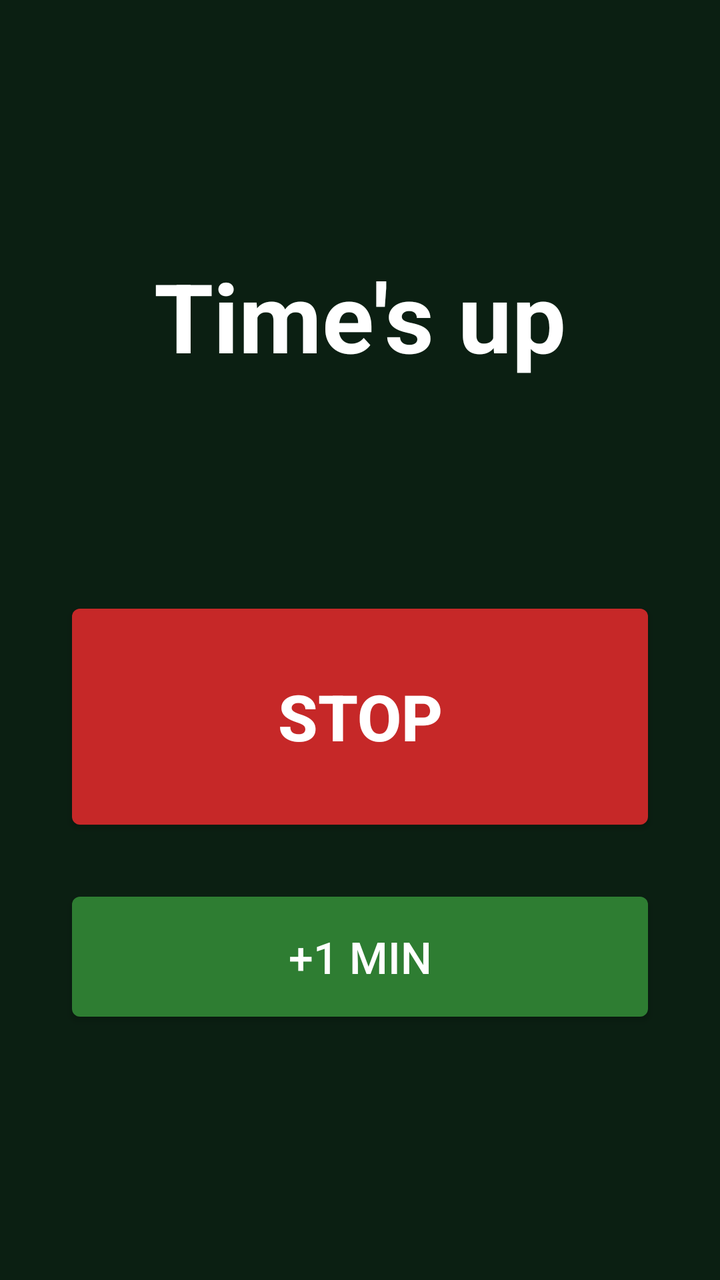
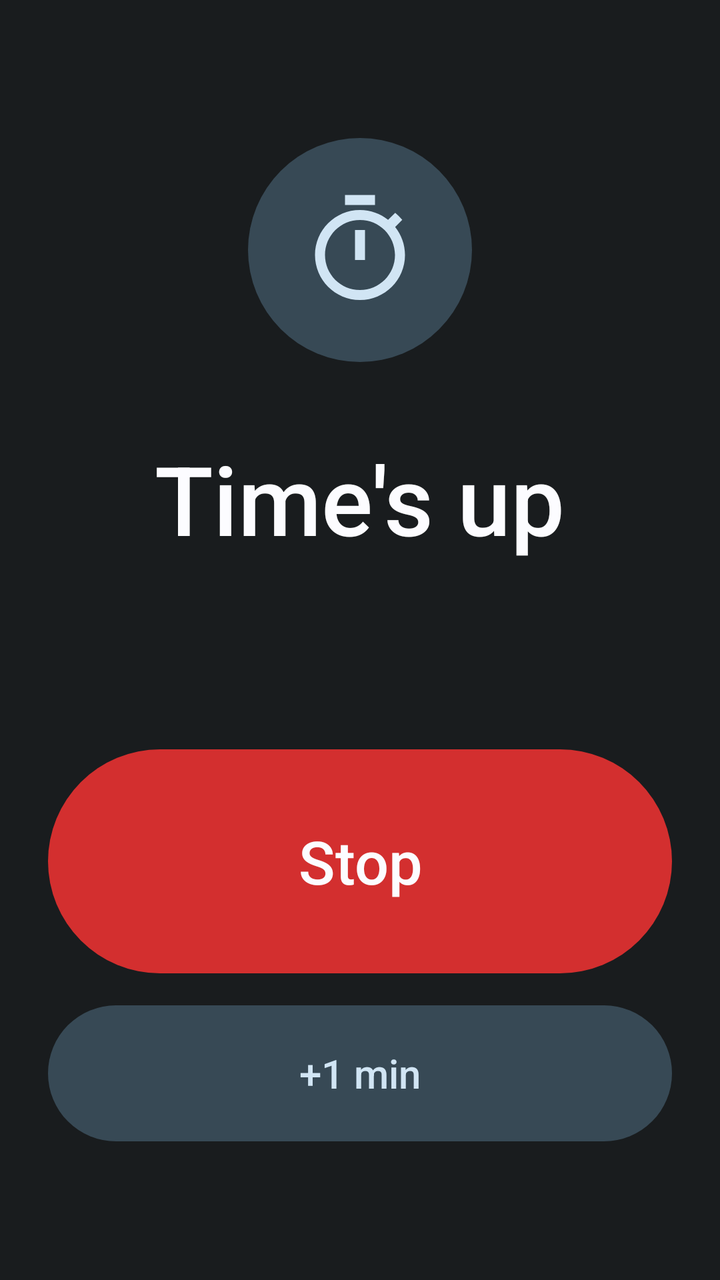

Before-and-after screenshots of an Android layout around one commit, followed by the original layout XML and the change that was made.
<!-- AndroidManifest.xml: activity theme RingTheme -->
<!-- res/layout/activity_ringing.xml -->
<?xml version="1.0" encoding="utf-8"?>
<LinearLayout xmlns:android="http://schemas.android.com/apk/res/android"
    android:layout_width="match_parent"
    android:layout_height="match_parent"
    android:gravity="center"
    android:orientation="vertical"
    android:padding="32dp">

    <TextView
        android:id="@+id/tvRingTitle"
        android:layout_width="wrap_content"
        android:layout_height="wrap_content"
        android:text="@string/ring_title"
        android:textColor="@color/ring_fg"
        android:textSize="48sp"
        android:textStyle="bold" />

    <TextView
        android:id="@+id/tvRingSubtitle"
        android:layout_width="wrap_content"
        android:layout_height="wrap_content"
        android:layout_marginTop="12dp"
        android:textColor="@color/ring_fg_dim"
        android:textSize="24sp" />

    <Button
        android:id="@+id/btnStop"
        android:layout_width="match_parent"
        android:layout_height="120dp"
        android:layout_marginTop="64dp"
        android:backgroundTint="@color/ring_stop"
        android:text="@string/action_stop"
        android:textColor="@color/ring_fg"
        android:textSize="32sp"
        android:textStyle="bold" />

    <Button
        android:id="@+id/btnPlusOne"
        android:layout_width="match_parent"
        android:layout_height="72dp"
        android:layout_marginTop="24dp"
        android:backgroundTint="@color/ring_plus"
        android:text="@string/action_plus_one"
        android:textColor="@color/ring_fg"
        android:textSize="22sp" />

</LinearLayout>
<!-- resources referenced by this layout -->
<resources>
  <color name="ring_fg">#FFFFFF</color>
  <color name="ring_fg_dim">#B9D6BF</color>
  <color name="ring_plus">#2E7D32</color>
  <color name="ring_stop">#C62828</color>
  <string name="action_plus_one">+1 min</string>
  <string name="action_stop">Stop</string>
  <string name="ring_title">Time\'s up</string>
  <style name="RingTheme" parent="@android:style/Theme.DeviceDefault.NoActionBar">
          <item name="android:windowBackground">@color/ring_bg</item>
      </style>
  <color name="ring_bg">#0B1F12</color>
</resources>

<!-- the commit's change to res/layout/activity_ringing.xml (unified diff, before → after) -->
@@ -4,44 +4,50 @@
     android:layout_height="match_parent"
     android:gravity="center"
     android:orientation="vertical"
-    android:padding="32dp">
+    android:padding="24dp">
+
+    <ImageView
+        android:id="@+id/ivRingIcon"
+        android:layout_width="112dp"
+        android:layout_height="112dp"
+        android:background="@drawable/bg_icon_circle"
+        android:importantForAccessibility="no"
+        android:padding="26dp"
+        android:src="@drawable/ic_timer"
+        android:tint="@color/on_lock_tonal" />
 
     <TextView
         android:id="@+id/tvRingTitle"
         android:layout_width="wrap_content"
         android:layout_height="wrap_content"
+        android:layout_marginTop="36dp"
+        android:fontFamily="sans-serif-medium"
         android:text="@string/ring_title"
-        android:textColor="@color/ring_fg"
-        android:textSize="48sp"
-        android:textStyle="bold" />
+        android:textColor="@color/lock_fg"
+        android:textSize="48sp" />
 
     <TextView
         android:id="@+id/tvRingSubtitle"
         android:layout_width="wrap_content"
         android:layout_height="wrap_content"
-        android:layout_marginTop="12dp"
-        android:textColor="@color/ring_fg_dim"
-        android:textSize="24sp" />
+        android:layout_marginTop="8dp"
+        android:textColor="@color/lock_dim"
+        android:textSize="22sp" />
 
     <Button
         android:id="@+id/btnStop"
+        style="@style/Btn.Stop"
         android:layout_width="match_parent"
-        android:layout_height="120dp"
-        android:layout_marginTop="64dp"
-        android:backgroundTint="@color/ring_stop"
-        android:text="@string/action_stop"
-        android:textColor="@color/ring_fg"
-        android:textSize="32sp"
-        android:textStyle="bold" />
+        android:layout_height="112dp"
+        android:layout_marginTop="56dp"
+        android:text="@string/action_stop" />
 
     <Button
         android:id="@+id/btnPlusOne"
+        style="@style/Btn.LockTonal"
         android:layout_width="match_parent"
-        android:layout_height="72dp"
-        android:layout_marginTop="24dp"
-        android:backgroundTint="@color/ring_plus"
-        android:text="@string/action_plus_one"
-        android:textColor="@color/ring_fg"
-        android:textSize="22sp" />
+        android:layout_height="68dp"
+        android:layout_marginTop="16dp"
+        android:text="@string/action_plus_one" />
 
 </LinearLayout>
<!-- resource entries referenced after the edit -->
@@ -1,15 +1,73 @@
 <!-- resources referenced by this layout -->
 <resources>
-  <color name="ring_fg">#FFFFFF</color>
-  <color name="ring_fg_dim">#B9D6BF</color>
-  <color name="ring_plus">#2E7D32</color>
-  <color name="ring_stop">#C62828</color>
+  <color name="lock_dim">@android:color/system_neutral2_200</color>
+  <color name="lock_fg">@android:color/system_neutral1_10</color>
+  <color name="on_lock_tonal">@android:color/system_accent2_100</color>
+  <!-- drawable bg_icon_circle (drawable) -->
+  <?xml version="1.0" encoding="utf-8"?>
+  <shape xmlns:android="http://schemas.android.com/apk/res/android" android:shape="oval">
+      <solid android:color="@color/lock_tonal" />
+  </shape>
+  <!-- drawable ic_timer (drawable) -->
+  <?xml version="1.0" encoding="utf-8"?>
+  <vector xmlns:android="http://schemas.android.com/apk/res/android"
+      android:width="24dp"
+      android:height="24dp"
+      android:viewportWidth="24"
+      android:viewportHeight="24">
+      <path
+          android:fillColor="#FFFFFFFF"
+          android:pathData="M15,1L9,1v2h6L15,1zM11,14h2L13,8h-2v6zM19.03,7.39l1.42,-1.42c-0.43,-0.51 -0.9,-0.99 -1.41,-1.41l-1.42,1.42C16.07,4.74 14.12,4 12,4c-4.97,0 -9,4.03 -9,9s4.02,9 9,9 9,-4.03 9,-9c0,-2.12 -0.74,-4.07 -1.97,-5.61zM12,20c-3.87,0 -7,-3.13 -7,-7s3.13,-7 7,-7 7,3.13 7,7 -3.13,7 -7,7z" />
+  </vector>
+  <color name="ring_stop">#D32F2F</color>
   <string name="action_plus_one">+1 min</string>
   <string name="action_stop">Stop</string>
   <string name="ring_title">Time\'s up</string>
+  <style name="Btn.LockTonal" parent="Btn">
+          <item name="android:background">@drawable/bg_lock_tonal</item>
+          <item name="android:textColor">@color/on_lock_tonal</item>
+          <item name="android:textSize">20sp</item>
+      </style>
+  <style name="Btn.Stop" parent="Btn">
+          <item name="android:background">@drawable/bg_stop</item>
+          <item name="android:textColor">@color/lock_fg</item>
+          <item name="android:textSize">30sp</item>
+      </style>
   <style name="RingTheme" parent="@android:style/Theme.DeviceDefault.NoActionBar">
-          <item name="android:windowBackground">@color/ring_bg</item>
+          <item name="android:windowBackground">@color/lock_bg</item>
+          <item name="android:colorAccent">@color/lock_primary</item>
       </style>
-  <color name="ring_bg">#0B1F12</color>
+  <color name="lock_tonal">@android:color/system_accent2_700</color>
+  <style name="Btn" parent="@android:style/Widget.DeviceDefault.Button">
+          <item name="android:minHeight">52dp</item>
+          <item name="android:paddingStart">24dp</item>
+          <item name="android:paddingEnd">24dp</item>
+          <item name="android:textAllCaps">false</item>
+          <item name="android:textSize">16sp</item>
+          <item name="android:fontFamily">sans-serif-medium</item>
+          <item name="android:stateListAnimator">@null</item>
+      </style>
+  <!-- drawable bg_lock_tonal (drawable) -->
+  <?xml version="1.0" encoding="utf-8"?>
+  <ripple xmlns:android="http://schemas.android.com/apk/res/android" android:color="@color/on_lock_tonal">
+      <item>
+          <shape android:shape="rectangle">
+              <solid android:color="@color/lock_tonal" />
+              <corners android:radius="100dp" />
+          </shape>
+      </item>
+  </ripple>
+  <!-- drawable bg_stop (drawable) -->
+  <?xml version="1.0" encoding="utf-8"?>
+  <ripple xmlns:android="http://schemas.android.com/apk/res/android" android:color="@color/lock_fg">
+      <item>
+          <shape android:shape="rectangle">
+              <solid android:color="@color/ring_stop" />
+              <corners android:radius="100dp" />
+          </shape>
+      </item>
+  </ripple>
+  <color name="lock_bg">@android:color/system_neutral1_900</color>
+  <color name="lock_primary">@android:color/system_accent1_200</color>
 </resources>
 
